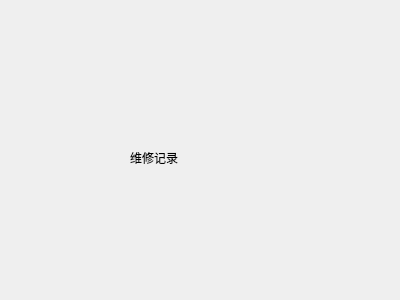
First picture: the form in client/fixrecord.ui, repository a-soul-singer/cppTest, before the edit.
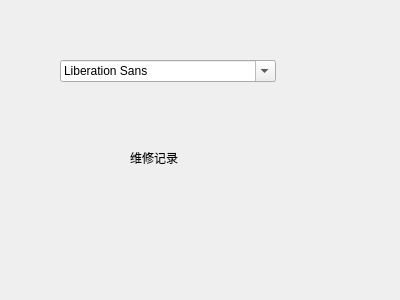
Second picture: the form after the edit.

```diff
--- a/client/fixrecord.ui
+++ b/client/fixrecord.ui
@@ -26,6 +26,16 @@
     <string>维修记录</string>
    </property>
   </widget>
+  <widget class="QFontComboBox" name="fontComboBox">
+   <property name="geometry">
+    <rect>
+     <x>60</x>
+     <y>60</y>
+     <width>216</width>
+     <height>22</height>
+    </rect>
+   </property>
+  </widget>
  </widget>
  <resources/>
  <connections/>
```
